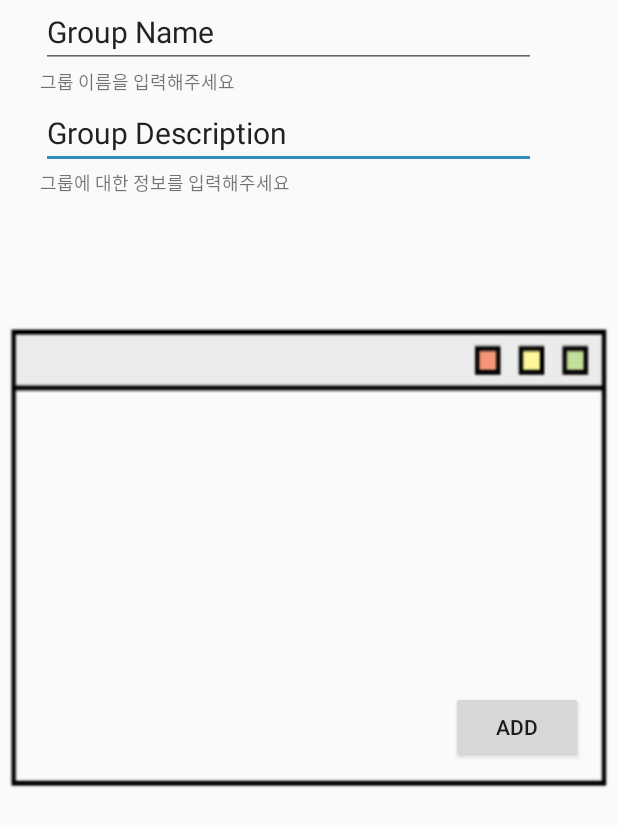
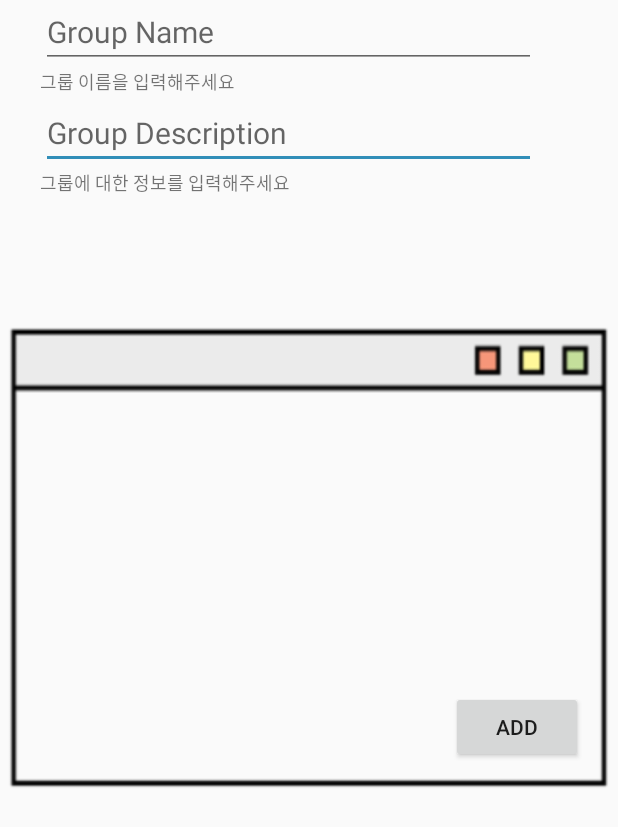
Before and after one commit to IknowAra/Check-Check-, an Android app: the layout activity_add.xml on its own in the app's theme, with its tools: preview values and no code run, on a phone screen of 412 x 824 dp. Shown: the top 827 px of the screen. Run offline under Robolectric (Android 15) with nearby library versions, the light colour scheme and no system bars; Roboto replaces fonts that are not available here.

Commit message:
group 추가

```diff
--- a/app/src/main/AndroidManifest.xml
+++ b/app/src/main/AndroidManifest.xml
@@ -11,10 +11,12 @@
         android:supportsRtl="true"
         android:theme="@style/AppTheme" >
         <activity
+
             android:name=".GroupActivity"
             android:label="@string/title_activity_group" >
         </activity>
         <activity android:name=".HomeActivity" />
+        <activity android:name=".AddActivity" />
         <activity android:name=".CalenderActivity" />
         <activity android:name=".LoginActivity" >
             <intent-filter>
--- a/app/src/main/java/com/javaProject/checkcheck/HomeActivity.java
+++ b/app/src/main/java/com/javaProject/checkcheck/HomeActivity.java
@@ -66,7 +66,7 @@ public class HomeActivity extends AppCompatActivity {
         btn_to.setOnClickListener(new View.OnClickListener() {
             @Override
             public void onClick(View view) {
-                startActivity(new Intent(getApplicationContext(), GroupActivity.class));
+                startActivity(new Intent(getApplicationContext(), AddActivity.class));
             }
         });
 
--- a/app/src/main/res/layout/activity_add.xml
+++ b/app/src/main/res/layout/activity_add.xml
@@ -5,7 +5,8 @@
     xmlns:tools="http://schemas.android.com/tools"
     android:layout_width="match_parent"
     android:layout_height="match_parent"
-    android:background="@drawable/add5">
+    android:background="@drawable/add5"
+    tools:context=".AddActivity">
 
 
     <TextView
@@ -29,7 +30,7 @@
         android:layout_marginTop="4dp"
         android:ems="10"
         android:inputType="textPersonName"
-        android:text="Group Description"
+        android:hint="Group Description"
         android:textSize="20sp"
         app:layout_constraintEnd_toEndOf="parent"
         app:layout_constraintHorizontal_bias="0.333"
@@ -43,7 +44,7 @@
         android:layout_height="45dp"
         android:ems="10"
         android:inputType="textPersonName"
-        android:text="Group Name"
+        android:hint="Group Name"
         android:textSize="20sp"
         app:layout_constraintEnd_toEndOf="parent"
         app:layout_constraintHorizontal_bias="0.333"
@@ -81,7 +82,6 @@
         android:id="@+id/buttonSave"
         android:layout_width="wrap_content"
         android:layout_height="wrap_content"
-        android:onClick="save"
         android:text="ADD"
         app:layout_constraintBottom_toBottomOf="parent"
         app:layout_constraintEnd_toEndOf="parent"
```
Also changed, not shown: app/src/main/java/com/javaProject/checkcheck/AddActivity.java (added, +97 -0 lines), app/src/main/java/com/javaProject/checkcheck/TodoFragment.java (+12 -12 lines).
